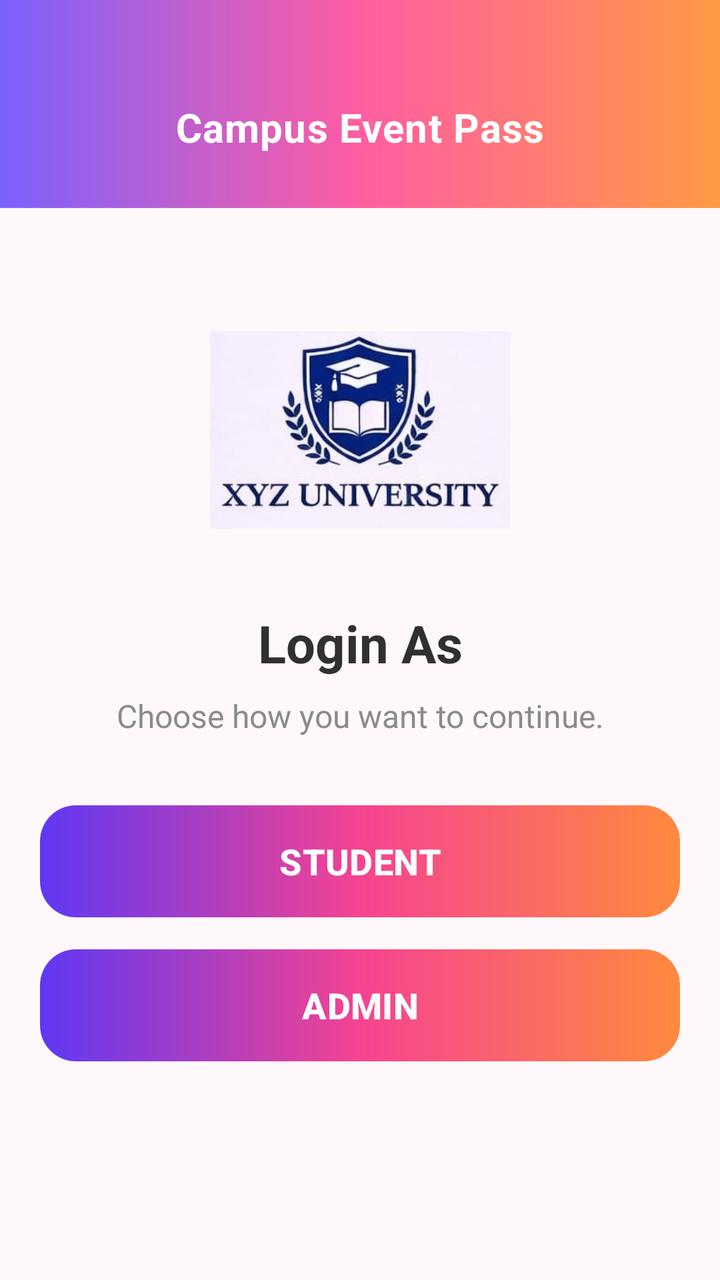
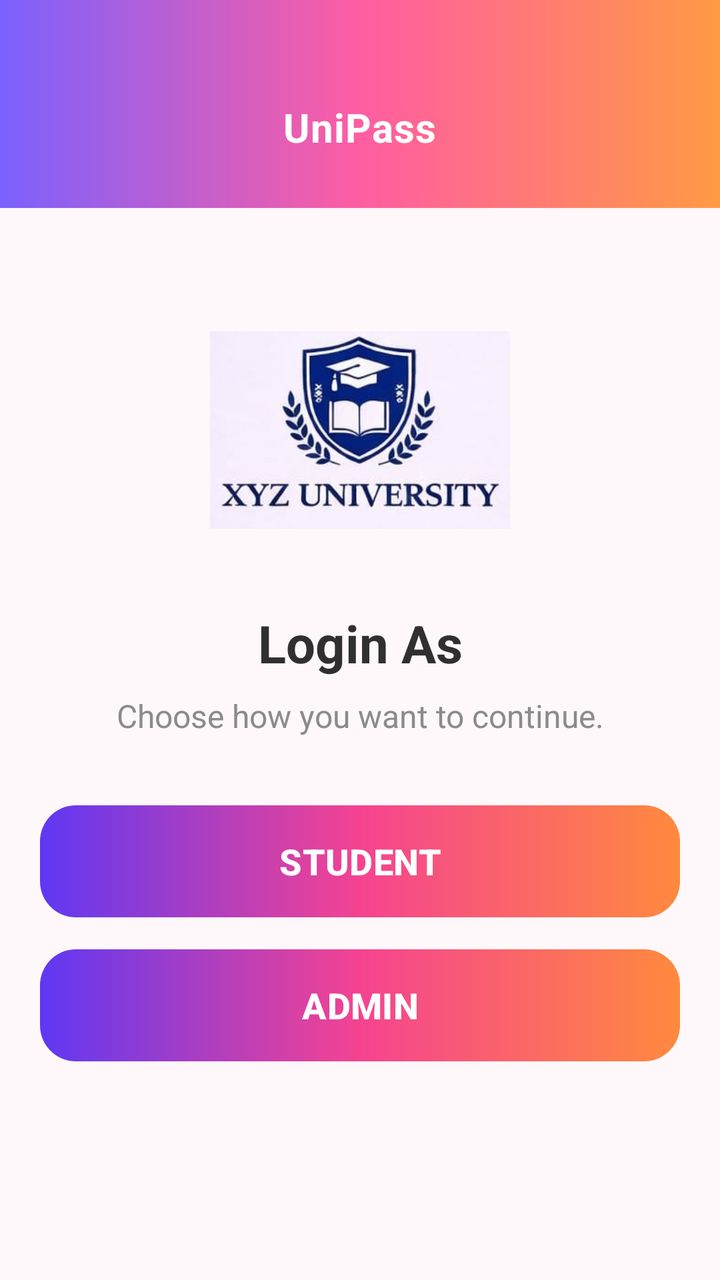

The first picture is an Android layout as it rendered before a commit; the second is the same layout after the commit. The layout source and the unified diff follow.
<!-- AndroidManifest.xml: application theme Theme.CampusEventPassSystem -->
<!-- res/layout/activity_login.xml -->
<?xml version="1.0" encoding="utf-8"?>
<androidx.constraintlayout.widget.ConstraintLayout
    xmlns:android="http://schemas.android.com/apk/res/android"
    xmlns:app="http://schemas.android.com/apk/res-auto"

    android:id="@+id/main"
    android:layout_width="match_parent"
    android:layout_height="match_parent"
    android:background="#FEF8FB">

    

    <View
        android:id="@+id/topGradient"
        android:layout_width="0dp"
        android:layout_height="104dp"
        android:background="@drawable/gradient_primary"

        app:layout_constraintTop_toTopOf="parent"
        app:layout_constraintStart_toStartOf="parent"
        app:layout_constraintEnd_toEndOf="parent"/>

    

    <TextView
        android:id="@+id/tvAppTitle"
        android:layout_width="wrap_content"
        android:layout_height="wrap_content"

        android:layout_marginTop="50dp"

        android:text="@string/app_title"
        android:textColor="@android:color/white"
        android:textStyle="bold"
        android:textSize="20sp"
        android:letterSpacing="0.02"

        app:layout_constraintTop_toTopOf="@id/topGradient"
        app:layout_constraintStart_toStartOf="parent"
        app:layout_constraintEnd_toEndOf="parent"/>

    

    <ImageView
        android:id="@+id/imgLogo"
        android:layout_width="150dp"
        android:layout_height="150dp"
        android:layout_marginTop="36dp"
        android:src="@drawable/uni_logo"
        app:layout_constraintTop_toBottomOf="@id/topGradient"
        app:layout_constraintStart_toStartOf="parent"
        app:layout_constraintEnd_toEndOf="parent"/>

    

    <TextView
        android:id="@+id/tvTitle"
        android:layout_width="wrap_content"
        android:layout_height="wrap_content"
        android:layout_marginTop="14dp"
        android:text="@string/login_as"
        android:textColor="#303030"
        android:textStyle="bold"
        android:textSize="26sp"
        app:layout_constraintTop_toBottomOf="@id/imgLogo"
        app:layout_constraintStart_toStartOf="parent"
        app:layout_constraintEnd_toEndOf="parent"/>

    

    <TextView
        android:id="@+id/tvSubtitle"
        android:layout_width="0dp"
        android:layout_height="wrap_content"
        android:layout_marginTop="8dp"
        android:layout_marginStart="32dp"
        android:layout_marginEnd="32dp"
        android:lineSpacingExtra="2dp"
        android:text="@string/choose_how_you_want_to_continue"
        android:textAlignment="center"
        android:textColor="#8B8B8B"
        android:textSize="16sp"
        app:layout_constraintTop_toBottomOf="@id/tvTitle"
        app:layout_constraintStart_toStartOf="parent"
        app:layout_constraintEnd_toEndOf="parent"/>

    

    <Button
        android:id="@+id/btnStudent"
        android:layout_width="0dp"
        android:layout_height="56dp"
        android:layout_marginTop="34dp"
        android:layout_marginStart="20dp"
        android:layout_marginEnd="20dp"
        android:background="@drawable/gradient_button"
        app:backgroundTint="@null"
        android:text="@string/student"
        android:textAllCaps="true"
        android:textColor="@android:color/white"
        android:textStyle="bold"
        android:textSize="18sp"
        android:elevation="5dp"
        app:layout_constraintTop_toBottomOf="@id/tvSubtitle"
        app:layout_constraintStart_toStartOf="parent"
        app:layout_constraintEnd_toEndOf="parent"/>

    

    <Button
        android:id="@+id/btnAdmin"
        android:layout_width="0dp"
        android:layout_height="56dp"
        android:layout_marginTop="16dp"
        android:layout_marginStart="20dp"
        android:layout_marginEnd="20dp"
        android:background="@drawable/gradient_button"
        app:backgroundTint="@null"
        android:text="@string/admin"
        android:textAllCaps="true"
        android:textColor="@android:color/white"
        android:textStyle="bold"
        android:textSize="18sp"
        android:elevation="5dp"
        app:layout_constraintTop_toBottomOf="@id/btnStudent"
        app:layout_constraintStart_toStartOf="parent"
        app:layout_constraintEnd_toEndOf="parent"/>

</androidx.constraintlayout.widget.ConstraintLayout>
<!-- resources referenced by this layout -->
<resources>
  <!-- drawable gradient_button (drawable) -->
  <shape xmlns:android="http://schemas.android.com/apk/res/android">
  
      <gradient
          android:startColor="#5E38F4"
          android:centerColor="#F54391"
          android:endColor="#FF8A3D"
          android:angle="0"
          android:elevation="5dp"/>
  
      <corners android:radius="18dp"/>
  
  
  </shape>
  <!-- drawable gradient_primary (drawable) -->
  <?xml version="1.0" encoding="utf-8"?>
  <shape xmlns:android="http://schemas.android.com/apk/res/android">
  
      <gradient
          android:startColor="@color/primary_purple"
          android:centerColor="@color/primary_pink"
          android:endColor="@color/primary_orange"
          android:angle="0"/>
  
  </shape>
  <!-- drawable uni_logo: jpeg bitmap (drawable, 18979 bytes) -->
  <string name="admin">ADMIN</string>
  <string name="app_title">Campus Event Pass</string>
  <string name="choose_how_you_want_to_continue">Choose how you want to continue.</string>
  <string name="login_as">Login As</string>
  <string name="student">STUDENT</string>
  <style name="Theme.CampusEventPassSystem" parent="Base.Theme.CampusEventPassSystem" />
  <color name="primary_purple">#7B61FF</color>
  <color name="primary_pink">#FF5DA2</color>
  <color name="primary_orange">#FF9A44</color>
  <style name="Base.Theme.CampusEventPassSystem" parent="Theme.Material3.DayNight.NoActionBar">
  
          <item name="android:statusBarColor">@color/primary_purple</item>
  
          <item name="android:navigationBarColor">@color/primary_purple</item>
  
          <item name="android:windowLightStatusBar">false</item>
  
          <item name="popupMenuStyle">@style/PopupMenuStyle</item>
  
      </style>
  <style name="PopupMenuStyle" parent="Widget.AppCompat.PopupMenu">
          <item name="android:popupBackground">@drawable/popup_bg</item>
      </style>
  <!-- drawable popup_bg (drawable) -->
  <shape xmlns:android="http://schemas.android.com/apk/res/android">
  
      <solid android:color="#FEF8FB"/>
  
      <corners android:radius="18dp"/>
  
  </shape>
</resources>

<!-- the commit's change to res/layout/activity_login.xml (unified diff, before → after) -->
@@ -26,15 +26,12 @@
         android:id="@+id/tvAppTitle"
         android:layout_width="wrap_content"
         android:layout_height="wrap_content"
-
         android:layout_marginTop="50dp"
-
         android:text="@string/app_title"
         android:textColor="@android:color/white"
         android:textStyle="bold"
         android:textSize="20sp"
         android:letterSpacing="0.02"
-
         app:layout_constraintTop_toTopOf="@id/topGradient"
         app:layout_constraintStart_toStartOf="parent"
         app:layout_constraintEnd_toEndOf="parent"/>
<!-- resource entries referenced after the edit -->
@@ -27,7 +27,7 @@
   </shape>
   <!-- drawable uni_logo: jpeg bitmap (drawable, 18979 bytes) -->
   <string name="admin">ADMIN</string>
-  <string name="app_title">Campus Event Pass</string>
+  <string name="app_title">UniPass</string>
   <string name="choose_how_you_want_to_continue">Choose how you want to continue.</string>
   <string name="login_as">Login As</string>
   <string name="student">STUDENT</string>
